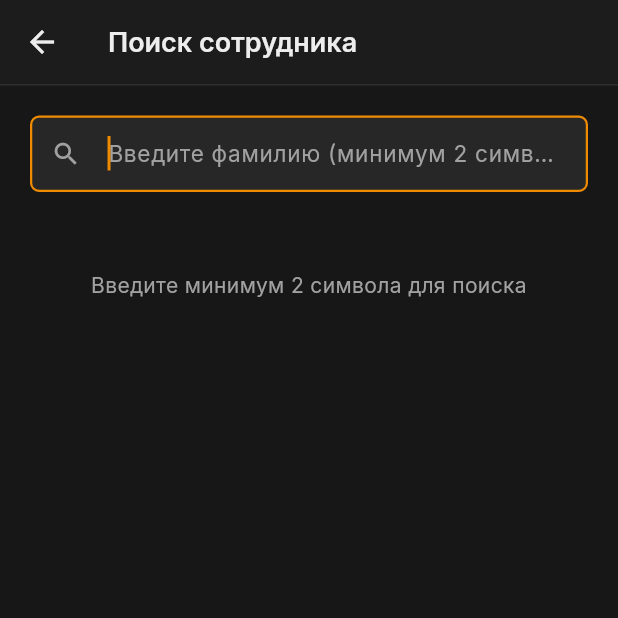
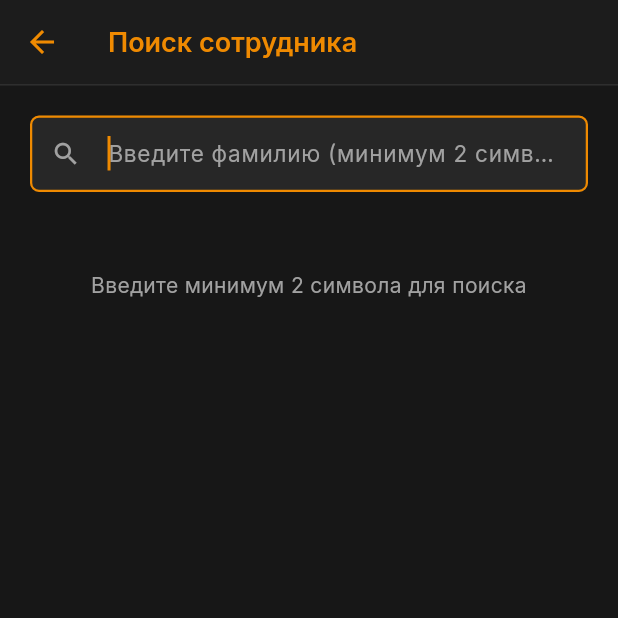
Before and after one commit to Odioz/supabase_style_app, a Flutter app: the screen it shows after launch, after a tap on the "menu" icon, after a tap on "Поиск сотрудника", on a phone screen of 412 x 824 dp, the top half of it. Run offline on Flutter 3.47's test engine with Material 3 defaults, Android fonts, the phone set to English and light mode, and no system bars; our stand-ins replace google_fonts, supabase_flutter; accounts and stored records are empty.

Commit message:
change colors

```diff
--- a/lib/screens/home_screen.dart
+++ b/lib/screens/home_screen.dart
@@ -79,7 +79,7 @@ class _HomeScreenState extends State<HomeScreen> {
         actions: [
           IconButton(
             onPressed: () => _scaffoldKey.currentState?.openEndDrawer(),
-            icon: const Icon(Icons.menu, color: SupabaseColors.textPrimary),
+            icon: const Icon(Icons.menu, color: SupabaseColors.emerald),
           ),
           const SizedBox(width: 8),
         ],
@@ -123,7 +123,7 @@ class _HomeScreenState extends State<HomeScreen> {
             Text(
               'ПОДРАЗДЕЛЕНИЯ',
               style: GoogleFonts.sourceCodePro(
-                fontSize: 11,
+                fontSize: 12,
                 fontWeight: FontWeight.w500,
                 color: SupabaseColors.textSecondary,
                 letterSpacing: 1.2,
@@ -189,7 +189,7 @@ class _HomeScreenState extends State<HomeScreen> {
                 style: GoogleFonts.inter(
                   fontSize: 15,
                   fontWeight: FontWeight.w500,
-                  color: SupabaseColors.textPrimary,
+                  color: SupabaseColors.emerald,
                 ),
               ),
               onTap: () {
--- a/lib/screens/search_screen.dart
+++ b/lib/screens/search_screen.dart
@@ -111,13 +111,13 @@ class _SearchScreenState extends State<SearchScreen> {
       appBar: AppBar(
         backgroundColor: SupabaseColors.surface,
         elevation: 0,
-        iconTheme: const IconThemeData(color: SupabaseColors.textPrimary),
+        iconTheme: const IconThemeData(color: SupabaseColors.emerald),
         title: Text(
           'Поиск сотрудника',
           style: GoogleFonts.inter(
             fontSize: 18,
             fontWeight: FontWeight.w600,
-            color: SupabaseColors.textPrimary,
+            color: SupabaseColors.emerald,
           ),
         ),
         bottom: PreferredSize(
--- a/lib/screens/unit_screen.dart
+++ b/lib/screens/unit_screen.dart
@@ -55,13 +55,13 @@ class _UnitScreenState extends State<UnitScreen> {
       appBar: AppBar(
         backgroundColor: SupabaseColors.surface,
         elevation: 0,
-        iconTheme: const IconThemeData(color: SupabaseColors.textPrimary),
+        iconTheme: const IconThemeData(color: SupabaseColors.emerald),
         title: Text(
           widget.unitName,
           style: GoogleFonts.inter(
             fontSize: 18,
             fontWeight: FontWeight.w600,
-            color: SupabaseColors.textPrimary,
+            color: SupabaseColors.emerald,
           ),
         ),
         bottom: PreferredSize(
```
Also changed, not shown: assets/favicon.png (added).
